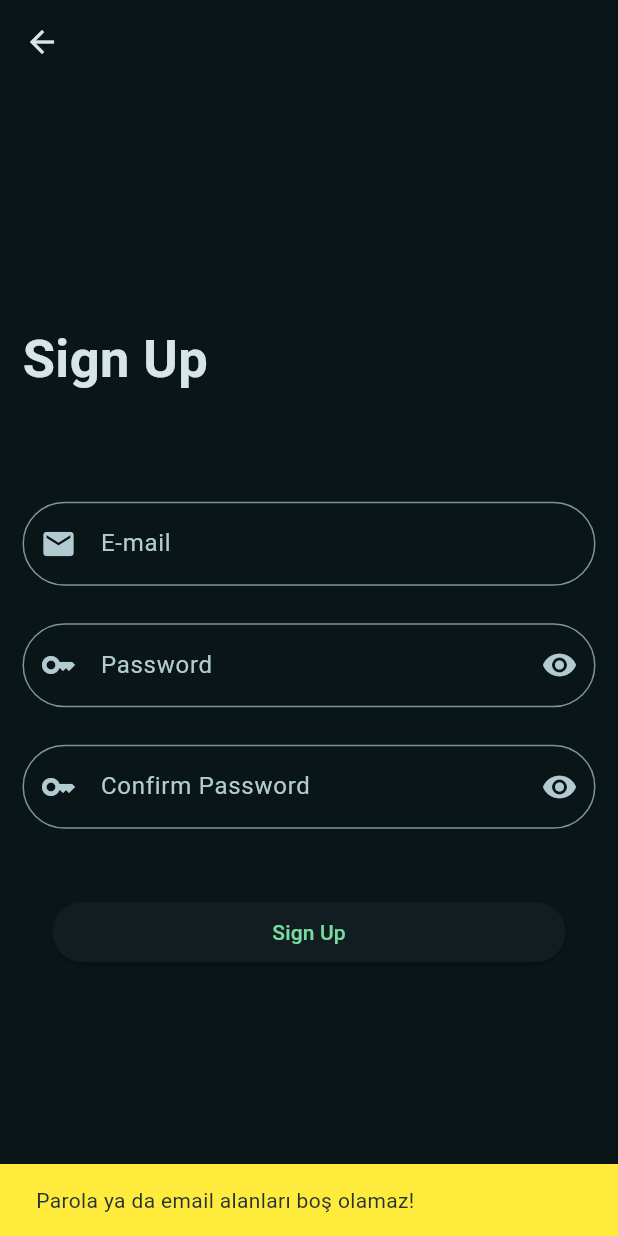
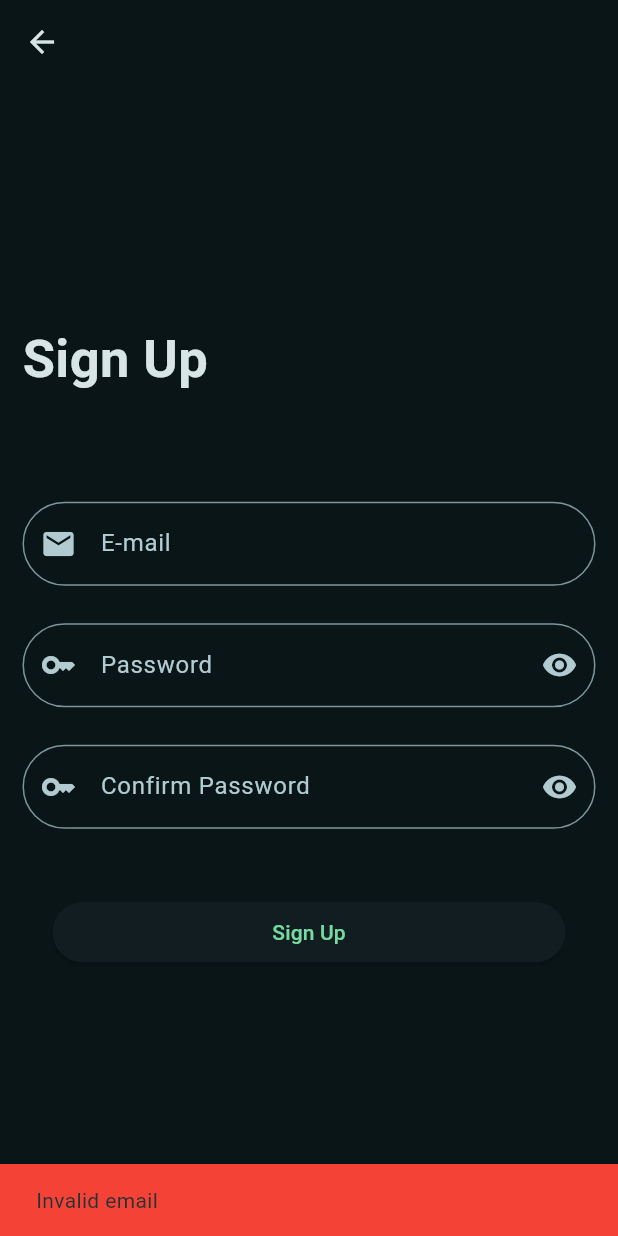
Before and after one commit to canberk-saka/musicify, a Flutter app: the SignUpScreenWiew screen opened directly, after a tap on "Sign Up", on a phone screen of 412 x 824 dp. Run offline on Flutter 3.47's test engine with Material 3 defaults, Android fonts, the phone set to English and light mode, and no system bars; our stand-ins replace bloc, dio, equatable, firebase_auth, firebase_core, flutter_bloc and 3 more; missing offline and left inert: talker_dio_logger; accounts and stored records are empty; generated files the repository leaves out were written again; statements that could not run were skipped.

Commit message:
Login ve SignUp sayfalarında validation eklendi ve snackBar'lar düzenlendi

```diff
--- a/lib/screens/login/view/login_screen.dart
+++ b/lib/screens/login/view/login_screen.dart
@@ -6,6 +6,7 @@ import 'package:musicify/dependency_injection/dependency_injector.dart';
 import 'package:musicify/navigation/app_router.dart';
 import 'package:musicify/navigation/app_routes.dart';
 import 'package:musicify/screens/login/cubit/cubit/login_screen_cubit.dart';
+import 'package:musicify/services/dialog_manager.dart';
 import 'package:musicify_widgets/musicify_widgets.dart';
 
 part '../../login/view/widgets/login_screen_widgets.dart';
--- a/lib/screens/sign_up/view/sign_up_screen.dart
+++ b/lib/screens/sign_up/view/sign_up_screen.dart
@@ -1,11 +1,10 @@
-import 'dart:developer';
-
 import 'package:flutter/material.dart';
 import 'package:flutter_bloc/flutter_bloc.dart';
 import 'package:musicify/base/base_state.dart';
 import 'package:musicify/data/datasources/remote/firebase/firebase_auth_manager.dart';
 import 'package:musicify/dependency_injection/dependency_injector.dart';
 import 'package:musicify/screens/sign_up/cubit/sign_up_cubit.dart';
+import 'package:musicify/services/dialog_manager.dart';
 import 'package:musicify_widgets/musicify_widgets.dart';
 
 part '../../sign_up/view/widgets/sign_up_screen_widgets.dart';
--- a/lib/screens/sign_up/view/widgets/sign_up_screen_widgets.dart
+++ b/lib/screens/sign_up/view/widgets/sign_up_screen_widgets.dart
@@ -8,35 +8,27 @@ base mixin SignUpScreenWidgets on BaseState<SignUpScreenWiew, SignUpCubit> {
   final TextEditingController _confirmPasswordController = TextEditingController();
 
   ///Şifrelerin doğruluğuna bakar
-  bool confirmPassword(String password, String confirmPassword) {
-    log('password: $password, confirmPassword: $confirmPassword');
-    if (password.isEmpty || confirmPassword.isEmpty) {
-      ScaffoldMessenger.of(context).showSnackBar(
-        const SnackBar(
-          content: Text('Parola ya da email alanları boş olamaz!'),
-          backgroundColor: Colors.yellow,
-        ),
-      );
+  bool validateFields(String password, String confirmPassword, String email) {
+    if (!email.contains('@')) {
+      DialogManager.showSnackBar(l10n.invalidEmail, Colors.red);
+
+      return false;
+    }
+    if (password.isEmpty || confirmPassword.isEmpty || email.isEmpty) {
+      DialogManager.showSnackBar(l10n.emptyFields, Colors.red);
+
       return false;
     }
 
     if (password != confirmPassword) {
-      ScaffoldMessenger.of(context).showSnackBar(
-        const SnackBar(
-          content: Text('Şifreler eşleşmiyor'),
-          backgroundColor: Colors.red,
-        ),
-      );
+      DialogManager.showSnackBar(l10n.passwordsDoNotMatch, Colors.red);
+
       return false;
     }
 
     if (password.length < 6) {
-      ScaffoldMessenger.of(context).showSnackBar(
-        const SnackBar(
-          content: Text('Şifre en az 6 karakter olmalıdır'),
-          backgroundColor: Colors.red,
-        ),
-      );
+      DialogManager.showSnackBar(l10n.passwordLength, Colors.red);
+
       return false;
     }
     return true;
@@ -97,7 +89,7 @@ base mixin SignUpScreenWidgets on BaseState<SignUpScreenWiew, SignUpCubit> {
                     padding: const EdgeInsets.all(20),
                     child: ElevatedButton(
                       onPressed: () {
-                        final isConfirm = confirmPassword(_passwordController.text, _confirmPasswordController.text);
+                        final isConfirm = validateFields(_passwordController.text, _confirmPasswordController.text, _emailController.text);
                         if (isConfirm) {
                           DependencyInjector.read<FirebaseAuthManager>().signUpWithEmailAndPassword(_emailController.text, _passwordController.text);
                         }
--- a/lib/services/dialog_manager.dart
+++ b/lib/services/dialog_manager.dart
@@ -7,13 +7,16 @@ import 'package:musicify/navigation/app_router.dart';
 final class DialogManager {
   ///{@macro dialogManager}
 
-  ///Mesaj
-
   ///SnackBar gösterme metodu
-  static void showSnackBar(String message) {
+  static void showSnackBar(String message, Color? color) {
     final currentContext = AppRouter.getContext;
     if (currentContext != null) {
-      ScaffoldMessenger.of(currentContext).showSnackBar(SnackBar(content: Text(message)));
+      ScaffoldMessenger.of(currentContext).showSnackBar(
+        SnackBar(
+          content: Text(message),
+          backgroundColor: color,
+        ),
+      );
     }
   }
 }
--- a/lib/theme/base_theme.dart
+++ b/lib/theme/base_theme.dart
@@ -21,6 +21,12 @@ abstract base class BaseTheme {
             (states) => states.contains(WidgetState.hovered) ? 10 : 5,
           ),
         ),
+        pageTransitionsTheme: const PageTransitionsTheme(
+          builders: {
+            TargetPlatform.android: FadeForwardsPageTransitionsBuilder(),
+            TargetPlatform.iOS: FadeForwardsPageTransitionsBuilder(),
+          },
+        ),
         inputDecorationTheme: InputDecorationTheme(
           border: OutlineInputBorder(borderRadius: BorderRadius.circular(30)),
         ),
```
Also changed, not shown: lib/data/datasources/remote/firebase/firebase_auth_manager.dart (+6 -3 lines), lib/l10n/arb/app_en.arb (+8 -1 lines), lib/l10n/arb/app_tr.arb (+7 -1 lines), lib/screens/auth/view/widgets/spotify_auth_screen_widgets.dart (+8 -0 lines), lib/screens/login/view/widgets/login_screen_widgets.dart (+22 -4 lines).
